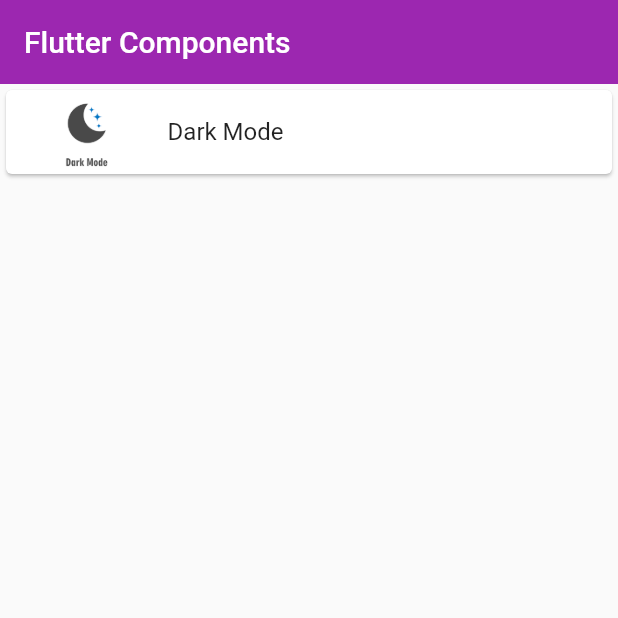
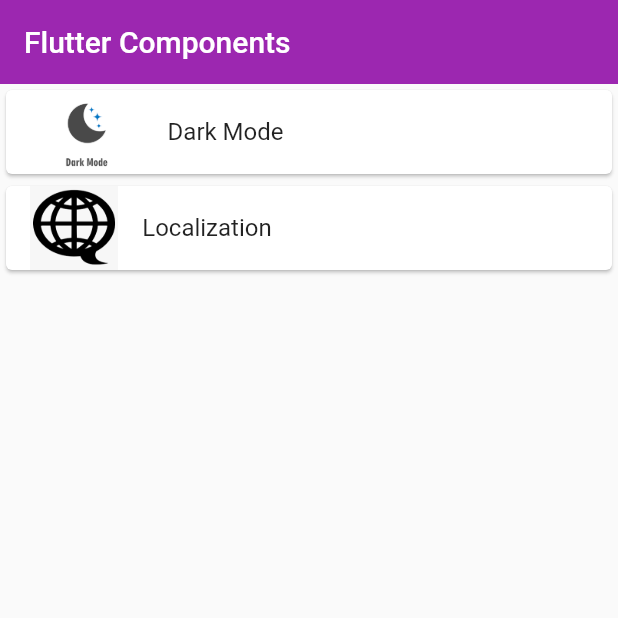
Before and after one commit to gautamswostik/some-flutter-lessons, a Flutter app: the screen it shows after launch, on a phone screen of 412 x 824 dp, the top half of it. Run offline on Flutter 3.47's test engine with Material 2 defaults, Android fonts, the phone set to English and light mode, and no system bars; our stand-ins replace bloc, equatable, flutter_bloc, font_awesome_flutter, hive, hive_flutter; accounts and stored records are empty; statements that could not run were skipped.

Commit message:
finished localization implementation and unit testing

```diff
--- a/lib/app/app.dart
+++ b/lib/app/app.dart
@@ -1,6 +1,11 @@
 import 'package:flutter/material.dart';
 import 'package:flutter_bloc/flutter_bloc.dart';
+import 'package:flutter_localizations/flutter_localizations.dart';
+import 'package:fluuter_boilerplate/app/app_localization.dart';
+import 'package:fluuter_boilerplate/app_setup/languages/languages.dart';
 import 'package:fluuter_boilerplate/application/app_theme/theme_cubit.dart';
+import 'package:fluuter_boilerplate/application/languages/language_cubit.dart';
+import 'package:fluuter_boilerplate/infrastructure/language_repo/language_repo.dart';
 import 'package:fluuter_boilerplate/infrastructure/theme_repo/theme_repo.dart';
 import 'package:fluuter_boilerplate/screens/home_screen.dart';
 import 'package:hive_flutter/adapters.dart';
@@ -11,21 +16,45 @@ class MyApp extends StatelessWidget {
   @override
   Widget build(BuildContext context) {
     AddThemeRepository addThemeRepository = AddThemeRepository(hive: Hive);
+    LanguageRepository languageRepository = LanguageRepository(hive: Hive);
     return MultiBlocProvider(
       providers: [
         BlocProvider<ThemeCubit>(
           create: (context) =>
               ThemeCubit(addThemeRepository: addThemeRepository)..getTheme(),
-        )
+        ),
+        BlocProvider<LanguageCubit>(
+          create: (context) =>
+              LanguageCubit(languageRepository: languageRepository)..getLang(),
+        ),
       ],
-      child: BlocBuilder<ThemeCubit, ThemeState>(
+      child: BlocBuilder<LanguageCubit, LanguageState>(
         builder: (context, state) {
-          if (state is ThemeLoaded) {
-            return MaterialApp(
-              debugShowCheckedModeBanner: false,
-              home: HomeScreen(themeValue: state.isDarkValue),
-              theme: state.isDark,
-              themeMode: ThemeMode.system,
+          if (state is LanguageLoaded) {
+            return BlocBuilder<ThemeCubit, ThemeState>(
+              builder: (context, themeState) {
+                if (themeState is ThemeLoaded) {
+                  return MaterialApp(
+                    debugShowCheckedModeBanner: false,
+                    home: HomeScreen(themeValue: themeState.isDarkValue),
+                    theme: themeState.isDark,
+                    themeMode: ThemeMode.system,
+                    supportedLocales: [
+                      ...Languages.languages
+                          .map((e) => Locale(e.languageCode))
+                          .toList(),
+                    ],
+                    locale: state.locale,
+                    localizationsDelegates: const [
+                      AppLocalization.delegate,
+                      GlobalMaterialLocalizations.delegate,
+                      GlobalCupertinoLocalizations.delegate,
+                      GlobalWidgetsLocalizations.delegate,
+                    ],
+                  );
+                }
+                return const SizedBox();
+              },
             );
           }
           return const SizedBox();
--- a/lib/infrastructure/language_repo/language_repo.dart
+++ b/lib/infrastructure/language_repo/language_repo.dart
@@ -20,7 +20,7 @@ class LanguageRepository extends IAddLanguageRepository {
   @override
   Future<String> getSavedLanguage() async {
     final languageBox = await hive.openBox(HiveBox.languageBox);
-    String entity = languageBox.get('language');
-    return entity;
+    String language = await languageBox.get('language', defaultValue: 'en');
+    return language;
   }
 }
--- a/lib/screens/home_screen.dart
+++ b/lib/screens/home_screen.dart
@@ -1,5 +1,7 @@
 import 'package:flutter/material.dart';
-import 'package:fluuter_boilerplate/screens/app_theme/app_theme.dart';
+import 'package:fluuter_boilerplate/screens/app_theme/app_theme_screen.dart';
+import 'package:fluuter_boilerplate/screens/localization/app_language_screen.dart';
+import 'package:fluuter_boilerplate/utils/app_texts/app_texts.dart';
 
 class HomeScreen extends StatefulWidget {
   const HomeScreen({Key? key, required this.themeValue}) : super(key: key);
@@ -21,12 +23,25 @@ class _HomeScreenState extends State<HomeScreen> {
             Card(
               child: ListTile(
                 leading: Image.asset('assets/images/theme.png'),
-                title: const Text('Dark Mode'),
+                title: const Text(AppTexts.darkMode),
                 onTap: () {
                   Navigator.of(context).push(
                     MaterialPageRoute(
                       builder: (context) =>
                           AppTheme(themeValue: widget.themeValue),
+                    ),
+                  );
+                },
+              ),
+            ),
+            Card(
+              child: ListTile(
+                leading: Image.asset('assets/images/translation.png'),
+                title: const Text(AppTexts.localization),
+                onTap: () {
+                  Navigator.of(context).push(
+                    MaterialPageRoute(
+                      builder: (context) => const AppLanguage(),
                     ),
                   );
                 },
--- /dev/null
+++ b/lib/utils/app_texts/app_texts.dart
@@ -0,0 +1,13 @@
+class AppTexts {
+  const AppTexts();
+  static const String darkMode = 'Dark Mode';
+  static const String localization = 'Localization';
+
+  static const String darkModeAppTitle = 'Change Theme';
+
+  static const String fizz = 'Fizz';
+  static const String buzz = 'Buzz';
+  static const String fizzBuzz = 'FizzBuzz';
+
+  static const String languageAppTitle = 'Change Language';
+}
--- a/pubspec.yaml
+++ b/pubspec.yaml
@@ -39,6 +39,8 @@ dependencies:
   hive_flutter: ^1.1.0
   font_awesome_flutter: ^10.1.0
   url_launcher: ^6.0.20
+  flutter_localizations:
+    sdk: flutter
 
 dev_dependencies:
   flutter_test:
@@ -67,6 +69,10 @@ flutter:
 
   # To add assets to your application, add an assets section, like this:
   assets:
+    - assets/languages/en.json
+    - assets/languages/es.json
+    - assets/languages/ko.json
+    - assets/languages/ne.json
     - assets/images/
   # An image asset can refer to one or more resolution-specific "variants", see
   # https://flutter.dev/assets-and-images/#resolution-aware.
```
Also changed, not shown: assets/languages/en.json (+59 -58 lines), assets/languages/es.json (+59 -58 lines), assets/languages/ko.json (+9 -8 lines), assets/languages/ne.json (+59 -58 lines), lib/screens/app_theme/app_theme_screen.dart (renamed from lib/screens/app_theme/app_theme.dart, +7 -6 lines), lib/screens/localization/app_language_screen.dart (added, +83 -0 lines), lib/utils/app_texts/gitbub_links.dart (added, +8 -0 lines), lib/utils/extensions/string_extensions.dart (added, +8 -0 lines), assets/images/translation.png (added), pubspec.lock, 1 other file.
